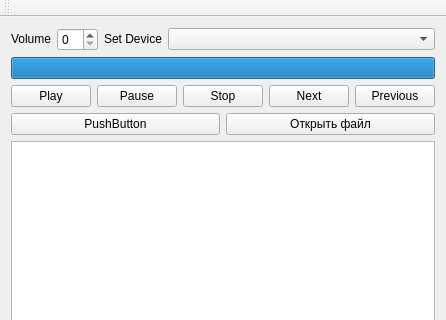
Above: mainwindow.ui from temq09/audio_player before the change; both pictures show x 0 to 446 and y 0 to 320 of the 446 by 492 pixel window. Below: the same form after it.
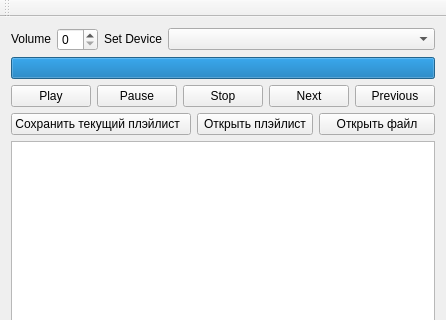
That is the form after the change.

Commit message: Add SavePlayList and OpenPlayList button.

Patch:
```diff
--- a/mainwindow.ui
+++ b/mainwindow.ui
@@ -120,7 +120,14 @@
         <item>
          <widget class="QPushButton" name="pushButton">
           <property name="text">
-           <string>PushButton</string>
+           <string>Сохранить текущий плэйлист  </string>
+          </property>
+         </widget>
+        </item>
+        <item>
+         <widget class="QPushButton" name="btn_OpenPlayList">
+          <property name="text">
+           <string>Открыть плэйлист</string>
           </property>
          </widget>
         </item>
```
Left out of the diff: 2 changed lines with no effect on the pictures.
